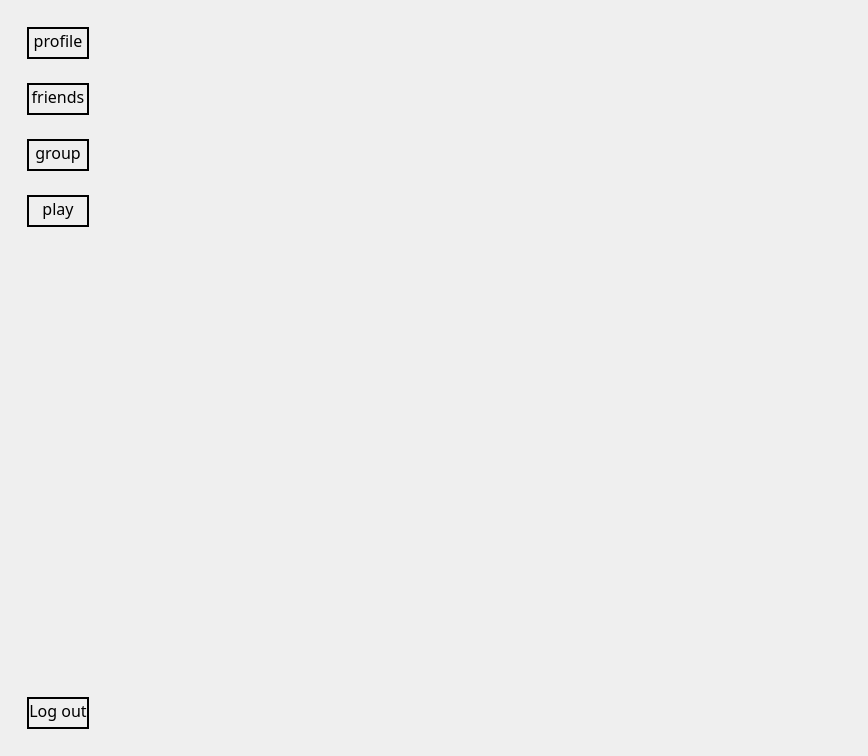
Qt form nitin_venv/Chess-master/windows/wui/mainwindow.ui (NetworkProgramming-20212-Group1/ChessMultiplayer) before a commit.
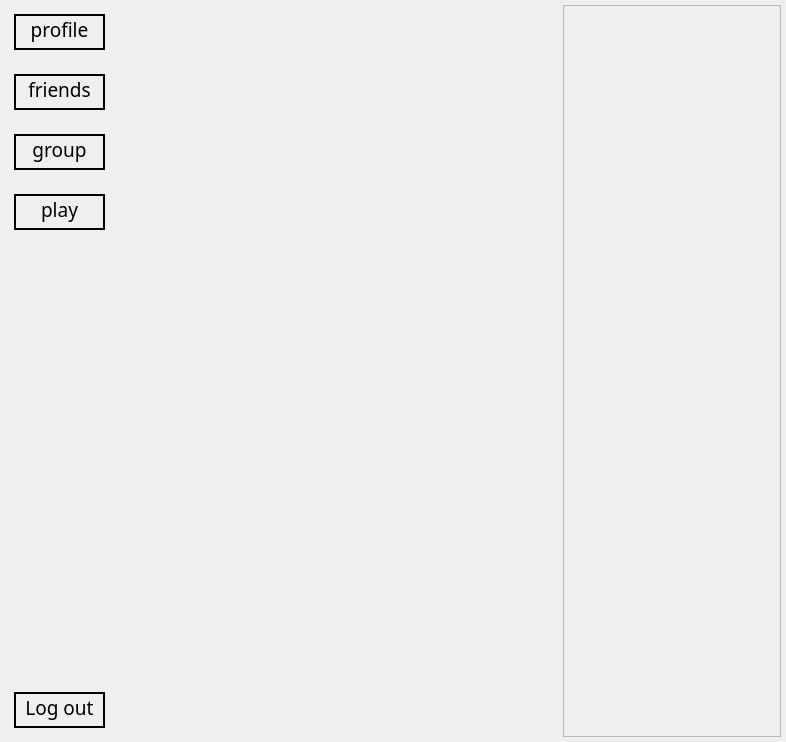
The same form after that commit.

What changed in the file:
```diff
--- a/nitin_venv/Chess-master/windows/wui/mainwindow.ui
+++ b/nitin_venv/Chess-master/windows/wui/mainwindow.ui
@@ -6,18 +6,42 @@
    <rect>
     <x>0</x>
     <y>0</y>
-    <width>868</width>
-    <height>756</height>
+    <width>786</width>
+    <height>742</height>
    </rect>
   </property>
   <property name="windowTitle">
    <string>MainWindow</string>
   </property>
   <widget class="QWidget" name="centralwidget">
-   <layout class="QHBoxLayout" name="horizontalLayout_5">
+   <layout class="QHBoxLayout" name="horizontalLayout_5" stretch="1,4,2">
+    <property name="leftMargin">
+     <number>5</number>
+    </property>
+    <property name="topMargin">
+     <number>5</number>
+    </property>
+    <property name="rightMargin">
+     <number>5</number>
+    </property>
+    <property name="bottomMargin">
+     <number>5</number>
+    </property>
     <item>
      <widget class="QWidget" name="leftWidget" native="true">
       <layout class="QVBoxLayout" name="verticalLayout">
+       <property name="leftMargin">
+        <number>0</number>
+       </property>
+       <property name="topMargin">
+        <number>0</number>
+       </property>
+       <property name="rightMargin">
+        <number>0</number>
+       </property>
+       <property name="bottomMargin">
+        <number>0</number>
+       </property>
        <item>
         <widget class="QWidget" name="widget_3" native="true">
          <layout class="QHBoxLayout" name="horizontalLayout">
@@ -26,7 +50,7 @@
             <property name="font">
              <font>
               <family>Poor Richard</family>
-              <pointsize>12</pointsize>
+              <pointsize>14</pointsize>
              </font>
             </property>
             <property name="styleSheet">
@@ -50,7 +74,7 @@
             <property name="font">
              <font>
               <family>Poor Richard</family>
-              <pointsize>12</pointsize>
+              <pointsize>14</pointsize>
              </font>
             </property>
             <property name="styleSheet">
@@ -74,7 +98,7 @@
             <property name="font">
              <font>
               <family>Poor Richard</family>
-              <pointsize>12</pointsize>
+              <pointsize>14</pointsize>
              </font>
             </property>
             <property name="styleSheet">
@@ -98,7 +122,7 @@
             <property name="font">
              <font>
               <family>Poor Richard</family>
-              <pointsize>12</pointsize>
+              <pointsize>14</pointsize>
              </font>
             </property>
             <property name="styleSheet">
@@ -135,7 +159,7 @@
             <property name="font">
              <font>
               <family>Poor Richard</family>
-              <pointsize>12</pointsize>
+              <pointsize>14</pointsize>
              </font>
             </property>
             <property name="styleSheet">
@@ -154,13 +178,94 @@
       </layout>
      </widget>
     </item>
-    <item>
-     <widget class="QWidget" name="widget_2" native="true"/>
-    </item>
     <item>
      <widget class="QStackedWidget" name="stackedWidget">
-      <widget class="QWidget" name="page_3"/>
-      <widget class="QWidget" name="page_4"/>
+      <property name="sizePolicy">
+       <sizepolicy hsizetype="Expanding" vsizetype="Expanding">
+        <horstretch>0</horstretch>
+        <verstretch>0</verstretch>
+       </sizepolicy>
+      </property>
+      <property name="currentIndex">
+       <number>-1</number>
+      </property>
+     </widget>
+    </item>
+    <item>
+     <widget class="QWidget" name="rightWidget" native="true">
+      <property name="minimumSize">
+       <size>
+        <width>86</width>
+        <height>732</height>
+       </size>
+      </property>
+      <property name="font">
+       <font>
+        <family>Poor Richard</family>
+        <pointsize>14</pointsize>
+       </font>
+      </property>
+      <layout class="QVBoxLayout" name="verticalLayout_3">
+       <property name="spacing">
+        <number>-1</number>
+       </property>
+       <property name="leftMargin">
+        <number>0</number>
+       </property>
+       <property name="topMargin">
+        <number>0</number>
+       </property>
+       <property name="rightMargin">
+        <number>0</number>
+       </property>
+       <property name="bottomMargin">
+        <number>0</number>
+       </property>
+       <item>
+        <widget class="QScrollArea" name="scrollArea">
+         <property name="sizePolicy">
+          <sizepolicy hsizetype="Preferred" vsizetype="Preferred">
+           <horstretch>0</horstretch>
+           <verstretch>0</verstretch>
+          </sizepolicy>
+         </property>
+         <property name="focusPolicy">
+          <enum>Qt::StrongFocus</enum>
+         </property>
+         <property name="contextMenuPolicy">
+          <enum>Qt::DefaultContextMenu</enum>
+         </property>
+         <property name="frameShape">
+          <enum>QFrame::StyledPanel</enum>
+         </property>
+         <property name="frameShadow">
+          <enum>QFrame::Plain</enum>
+         </property>
+         <property name="lineWidth">
+          <number>10</number>
+         </property>
+         <property name="midLineWidth">
+          <number>10</number>
+         </property>
+         <property name="widgetResizable">
+          <bool>true</bool>
+         </property>
+         <property name="alignment">
+          <set>Qt::AlignCenter</set>
+         </property>
+         <widget class="QWidget" name="scrollAreaWidgetContents">
+          <property name="geometry">
+           <rect>
+            <x>0</x>
+            <y>0</y>
+            <width>214</width>
+            <height>730</height>
+           </rect>
+          </property>
+         </widget>
+        </widget>
+       </item>
+      </layout>
      </widget>
     </item>
    </layout>
```
